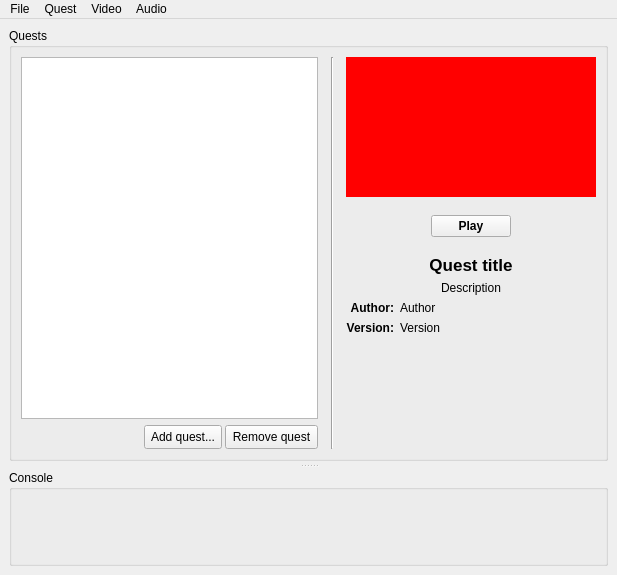
Qt form gui/src/main_window.ui (solarus-games/solarus) before a commit.
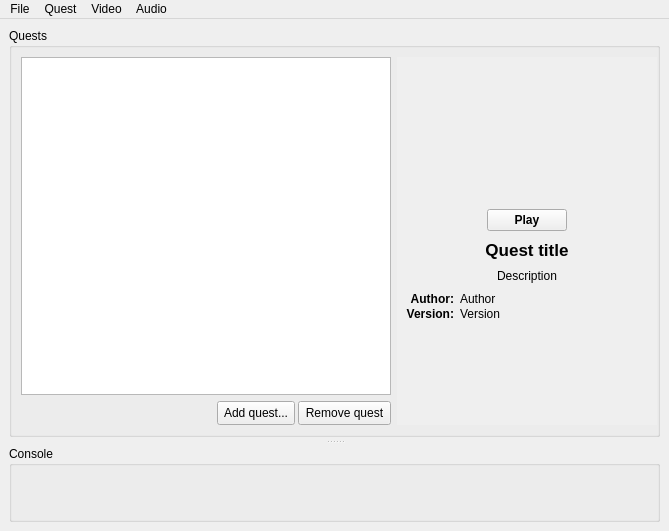
The same form after that commit. Icons and pictures are not drawn. Custom widgets are drawn as their Qt base class.

Commit message: Fix pixmap size and add scrollArea

```diff
--- a/gui/src/main_window.ui
+++ b/gui/src/main_window.ui
@@ -6,8 +6,8 @@
    <rect>
     <x>0</x>
     <y>0</y>
-    <width>617</width>
-    <height>575</height>
+    <width>669</width>
+    <height>531</height>
    </rect>
   </property>
   <property name="minimumSize">
@@ -45,12 +45,6 @@
        <number>9</number>
       </property>
       <widget class="QWidget" name="top_widget" native="true">
-       <property name="minimumSize">
-        <size>
-         <width>0</width>
-         <height>300</height>
-        </size>
-       </property>
        <layout class="QGridLayout" name="top_widget_layout" columnstretch="0,0">
         <property name="leftMargin">
          <number>0</number>
@@ -80,161 +74,107 @@
             <number>9</number>
            </property>
            <property name="rightMargin">
-            <number>9</number>
+            <number>0</number>
            </property>
            <property name="bottomMargin">
             <number>9</number>
            </property>
-           <item row="2" column="0">
-            <layout class="QHBoxLayout" name="quest_title_layout">
              <property name="spacing">
-              <number>3</number>
-             </property>
-             <property name="leftMargin">
-              <number>0</number>
+            <number>6</number>
+           </property>
+           <item row="0" column="0" rowspan="2">
+            <widget class="SolarusGui::QuestsView" name="quests_view">
+             <property name="editTriggers">
+              <set>QAbstractItemView::NoEditTriggers</set>
              </property>
-             <property name="topMargin">
-              <number>0</number>
+             <property name="showDropIndicator" stdset="0">
+              <bool>false</bool>
              </property>
-             <property name="rightMargin">
-              <number>0</number>
+             <property name="selectionMode">
+              <enum>QAbstractItemView::SingleSelection</enum>
              </property>
-             <property name="bottomMargin">
-              <number>0</number>
+             <property name="selectionBehavior">
+              <enum>QAbstractItemView::SelectRows</enum>
              </property>
-             <item>
-              <spacer name="horizontalSpacer">
-               <property name="orientation">
-                <enum>Qt::Horizontal</enum>
-               </property>
-               <property name="sizeHint" stdset="0">
-                <size>
-                 <width>0</width>
-                 <height>0</height>
-                </size>
-               </property>
-              </spacer>
-             </item>
-             <item>
-              <widget class="QToolButton" name="add_button">
-               <property name="sizePolicy">
-                <sizepolicy hsizetype="Fixed" vsizetype="Fixed">
-                 <horstretch>0</horstretch>
-                 <verstretch>0</verstretch>
-                </sizepolicy>
-               </property>
-               <property name="minimumSize">
-                <size>
-                 <width>24</width>
-                 <height>24</height>
-                </size>
-               </property>
-               <property name="toolTip">
-                <string>Add quest</string>
-               </property>
-               <property name="text">
-                <string>Add quest...</string>
-               </property>
-               <property name="icon">
-                <iconset resource="../resources/images.qrc">
-                 <normaloff>:/images/icon_add.png</normaloff>:/images/icon_add.png</iconset>
-               </property>
-               <property name="iconSize">
-                <size>
-                 <width>16</width>
-                 <height>16</height>
-                </size>
-               </property>
-               <property name="toolButtonStyle">
-                <enum>Qt::ToolButtonTextBesideIcon</enum>
-               </property>
-              </widget>
-             </item>
-             <item>
-              <widget class="QToolButton" name="remove_button">
-               <property name="sizePolicy">
-                <sizepolicy hsizetype="Fixed" vsizetype="Fixed">
-                 <horstretch>0</horstretch>
-                 <verstretch>0</verstretch>
-                </sizepolicy>
-               </property>
-               <property name="minimumSize">
-                <size>
-                 <width>24</width>
-                 <height>24</height>
-                </size>
-               </property>
-               <property name="toolTip">
-                <string>Remove quest</string>
-               </property>
-               <property name="text">
-                <string>Remove quest</string>
-               </property>
-               <property name="icon">
-                <iconset resource="../resources/images.qrc">
-                 <normaloff>:/images/icon_remove.png</normaloff>:/images/icon_remove.png</iconset>
-               </property>
-               <property name="iconSize">
-                <size>
-                 <width>16</width>
-                 <height>16</height>
-                </size>
-               </property>
-               <property name="toolButtonStyle">
-                <enum>Qt::ToolButtonTextBesideIcon</enum>
-               </property>
-              </widget>
-             </item>
-            </layout>
+             <property name="movement">
+              <enum>QListView::Static</enum>
+             </property>
+             <property name="spacing">
+              <number>0</number>
+             </property>
+             <property name="uniformItemSizes">
+              <bool>true</bool>
+             </property>
+            </widget>
            </item>
            <item row="0" column="1" rowspan="3">
-            <widget class="Line" name="line">
-             <property name="minimumSize">
-              <size>
-               <width>16</width>
-               <height>0</height>
-              </size>
-             </property>
-             <property name="orientation">
-              <enum>Qt::Vertical</enum>
-             </property>
-            </widget>
-           </item>
-           <item row="0" column="2" rowspan="3">
-            <widget class="QWidget" name="quest_info_panel" native="true">
+            <widget class="QScrollArea" name="quest_info_scrollarea">
              <property name="sizePolicy">
-              <sizepolicy hsizetype="Fixed" vsizetype="Preferred">
+              <sizepolicy hsizetype="Expanding" vsizetype="Expanding">
                <horstretch>0</horstretch>
                <verstretch>0</verstretch>
               </sizepolicy>
              </property>
              <property name="minimumSize">
               <size>
-               <width>250</width>
-               <height>0</height>
+               <width>260</width>
+               <height>340</height>
               </size>
              </property>
              <property name="maximumSize">
               <size>
-               <width>250</width>
+               <width>260</width>
                <height>16777215</height>
               </size>
              </property>
+             <property name="frameShape">
+              <enum>QFrame::NoFrame</enum>
+             </property>
+             <property name="frameShadow">
+              <enum>QFrame::Plain</enum>
+             </property>
+             <property name="verticalScrollBarPolicy">
+              <enum>Qt::ScrollBarAsNeeded</enum>
+             </property>
+             <property name="horizontalScrollBarPolicy">
+              <enum>Qt::ScrollBarAlwaysOff</enum>
+             </property>
+             <property name="widgetResizable">
+              <bool>true</bool>
+             </property>
+             <property name="alignment">
+              <set>Qt::AlignCenter</set>
+             </property>
+             <widget class="QWidget" name="quest_info_panel">
+              <property name="geometry">
+               <rect>
+                <x>0</x>
+                <y>0</y>
+                <width>260</width>
+                <height>365</height>
+               </rect>
+              </property>
+              <property name="sizePolicy">
+               <sizepolicy hsizetype="Preferred" vsizetype="Preferred">
+                <horstretch>0</horstretch>
+                <verstretch>0</verstretch>
+               </sizepolicy>
+              </property>
              <layout class="QVBoxLayout" name="verticalLayout_2">
               <property name="spacing">
-               <number>6</number>
+                <number>9</number>
               </property>
               <property name="leftMargin">
-               <number>0</number>
+                <number>9</number>
               </property>
               <property name="topMargin">
-               <number>0</number>
+                <number>3</number>
               </property>
               <property name="rightMargin">
-               <number>0</number>
+                <number>9</number>
               </property>
               <property name="bottomMargin">
-               <number>0</number>
+                <number>3</number>
               </property>
               <item>
                <widget class="QWidget" name="quest_box_container" native="true">
@@ -244,13 +184,28 @@
                   <verstretch>0</verstretch>
                  </sizepolicy>
                 </property>
-                <property name="styleSheet">
-                 <string notr="true">background: red;</string>
-                </property>
-                <layout class="QVBoxLayout" name="verticalLayout">
+                 <property name="minimumSize">
+                  <size>
+                   <width>0</width>
+                   <height>140</height>
+                  </size>
+                 </property>
+                 <property name="maximumSize">
+                  <size>
+                   <width>16777215</width>
+                   <height>140</height>
+                  </size>
+                 </property>
+                 <property name="focusPolicy">
+                  <enum>Qt::NoFocus</enum>
+                 </property>
+                 <layout class="QHBoxLayout" name="horizontalLayout">
                  <property name="spacing">
                   <number>0</number>
                  </property>
+                  <property name="sizeConstraint">
+                   <enum>QLayout::SetDefaultConstraint</enum>
+                  </property>
                  <property name="leftMargin">
                   <number>0</number>
                  </property>
@@ -263,58 +218,59 @@
                  <property name="bottomMargin">
                   <number>0</number>
                  </property>
+                  <item>
+                   <spacer name="horizontalSpacer_2">
+                    <property name="orientation">
+                     <enum>Qt::Horizontal</enum>
+                    </property>
+                    <property name="sizeHint" stdset="0">
+                     <size>
+                      <width>0</width>
+                      <height>0</height>
+                     </size>
+                    </property>
+                   </spacer>
+                  </item>
                  <item>
                   <widget class="QLabel" name="quest_box_label">
-                   <property name="sizePolicy">
-                    <sizepolicy hsizetype="Preferred" vsizetype="Fixed">
-                     <horstretch>0</horstretch>
-                     <verstretch>0</verstretch>
-                    </sizepolicy>
-                   </property>
                    <property name="minimumSize">
                     <size>
                      <width>200</width>
                      <height>140</height>
                     </size>
                    </property>
-                   <property name="maximumSize">
-                    <size>
-                     <width>16777215</width>
-                     <height>140</height>
-                    </size>
+                    <property name="focusPolicy">
+                     <enum>Qt::NoFocus</enum>
                    </property>
                    <property name="text">
                     <string/>
                    </property>
-                   <property name="alignment">
-                    <set>Qt::AlignCenter</set>
-                   </property>
-                  </widget>
-                 </item>
-                </layout>
                </widget>
               </item>
               <item>
-               <spacer name="verticalSpacer_1">
+                   <spacer name="horizontalSpacer_3">
                 <property name="orientation">
-                 <enum>Qt::Vertical</enum>
-                </property>
-                <property name="sizeType">
-                 <enum>QSizePolicy::Fixed</enum>
+                     <enum>Qt::Horizontal</enum>
                 </property>
                 <property name="sizeHint" stdset="0">
                  <size>
                   <width>0</width>
-                  <height>12</height>
+                      <height>0</height>
                  </size>
                 </property>
                </spacer>
+                  </item>
+                 </layout>
+                </widget>
               </item>
               <item>
                <layout class="QHBoxLayout" name="play_button_layout">
                 <property name="spacing">
                  <number>0</number>
                 </property>
+                 <property name="sizeConstraint">
+                  <enum>QLayout::SetDefaultConstraint</enum>
+                 </property>
                 <property name="leftMargin">
                  <number>0</number>
                 </property>
@@ -384,24 +340,14 @@
                 </item>
                </layout>
               </item>
-              <item>
-               <spacer name="verticalSpacer_2">
-                <property name="orientation">
-                 <enum>Qt::Vertical</enum>
-                </property>
-                <property name="sizeType">
-                 <enum>QSizePolicy::Fixed</enum>
-                </property>
-                <property name="sizeHint" stdset="0">
-                 <size>
-                  <width>0</width>
-                  <height>12</height>
-                 </size>
-                </property>
-               </spacer>
-              </item>
               <item>
                <widget class="QLabel" name="quest_title_value">
+                 <property name="sizePolicy">
+                  <sizepolicy hsizetype="Preferred" vsizetype="Fixed">
+                   <horstretch>0</horstretch>
+                   <verstretch>0</verstretch>
+                  </sizepolicy>
+                 </property>
                 <property name="text">
                  <string>Quest title</string>
                 </property>
@@ -415,6 +361,12 @@
               </item>
               <item>
                <widget class="QLabel" name="quest_long_description_value">
+                 <property name="sizePolicy">
+                  <sizepolicy hsizetype="Preferred" vsizetype="Fixed">
+                   <horstretch>0</horstretch>
+                   <verstretch>0</verstretch>
+                  </sizepolicy>
+                 </property>
                 <property name="text">
                  <string>Description</string>
                 </property>
@@ -428,6 +380,9 @@
               </item>
               <item>
                <layout class="QGridLayout" name="quest_infos_layout" columnstretch="0,1">
+                 <property name="sizeConstraint">
+                  <enum>QLayout::SetDefaultConstraint</enum>
+                 </property>
                 <property name="leftMargin">
                  <number>0</number>
                 </property>
@@ -440,6 +395,12 @@
                 <property name="bottomMargin">
                  <number>0</number>
                 </property>
+                 <property name="horizontalSpacing">
+                  <number>6</number>
+                 </property>
+                 <property name="verticalSpacing">
+                  <number>1</number>
+                 </property>
                 <item row="0" column="0">
                  <widget class="QLabel" name="quest_author_label">
                   <property name="text">
@@ -452,6 +413,12 @@
                 </item>
                 <item row="0" column="1">
                  <widget class="QLabel" name="quest_author_value">
+                   <property name="sizePolicy">
+                    <sizepolicy hsizetype="Preferred" vsizetype="Fixed">
+                     <horstretch>0</horstretch>
+                     <verstretch>0</verstretch>
+                    </sizepolicy>
+                   </property>
                   <property name="text">
                    <string>Author</string>
                   </property>
@@ -475,6 +442,12 @@
                 </item>
                 <item row="1" column="1">
                  <widget class="QLabel" name="quest_version_value">
+                   <property name="sizePolicy">
+                    <sizepolicy hsizetype="Preferred" vsizetype="Fixed">
+                     <horstretch>0</horstretch>
+                     <verstretch>0</verstretch>
+                    </sizepolicy>
+                   </property>
                   <property name="text">
                    <string>Version</string>
                   </property>
@@ -500,31 +473,109 @@
               </item>
              </layout>
             </widget>
+            </widget>
            </item>
-           <item row="0" column="0" rowspan="2">
-            <widget class="SolarusGui::QuestsView" name="quests_view">
-             <property name="editTriggers">
-              <set>QAbstractItemView::NoEditTriggers</set>
-             </property>
-             <property name="showDropIndicator" stdset="0">
-              <bool>false</bool>
-             </property>
-             <property name="selectionMode">
-              <enum>QAbstractItemView::SingleSelection</enum>
-             </property>
-             <property name="selectionBehavior">
-              <enum>QAbstractItemView::SelectRows</enum>
-             </property>
-             <property name="movement">
-              <enum>QListView::Static</enum>
-             </property>
+           <item row="2" column="0">
+            <layout class="QHBoxLayout" name="quest_buttons_layout" stretch="0,1,1">
              <property name="spacing">
+              <number>3</number>
+             </property>
+             <property name="leftMargin">
               <number>0</number>
              </property>
-             <property name="uniformItemSizes">
-              <bool>true</bool>
+             <property name="topMargin">
+              <number>0</number>
              </property>
-            </widget>
+             <property name="rightMargin">
+              <number>0</number>
+             </property>
+             <property name="bottomMargin">
+              <number>0</number>
+             </property>
+             <item>
+              <spacer name="horizontalSpacer">
+               <property name="orientation">
+                <enum>Qt::Horizontal</enum>
+               </property>
+               <property name="sizeHint" stdset="0">
+                <size>
+                 <width>0</width>
+                 <height>0</height>
+                </size>
+               </property>
+              </spacer>
+             </item>
+             <item>
+              <widget class="QToolButton" name="add_button">
+               <property name="sizePolicy">
+                <sizepolicy hsizetype="Fixed" vsizetype="Fixed">
+                 <horstretch>0</horstretch>
+                 <verstretch>0</verstretch>
+                </sizepolicy>
+               </property>
+               <property name="minimumSize">
+                <size>
+                 <width>24</width>
+                 <height>24</height>
+                </size>
+               </property>
+               <property name="toolTip">
+                <string>Add quest</string>
+               </property>
+               <property name="text">
+                <string>Add quest...</string>
+               </property>
+               <property name="icon">
+                <iconset resource="../resources/images.qrc">
+                 <normaloff>:/images/icon_add.png</normaloff>:/images/icon_add.png</iconset>
+               </property>
+               <property name="iconSize">
+                <size>
+                 <width>16</width>
+                 <height>16</height>
+                </size>
+               </property>
+               <property name="toolButtonStyle">
+                <enum>Qt::ToolButtonTextBesideIcon</enum>
+               </property>
+              </widget>
+             </item>
+             <item>
+              <widget class="QToolButton" name="remove_button">
+               <property name="sizePolicy">
+                <sizepolicy hsizetype="Fixed" vsizetype="Fixed">
+                 <horstretch>0</horstretch>
+                 <verstretch>0</verstretch>
+                </sizepolicy>
+               </property>
+               <property name="minimumSize">
+                <size>
+                 <width>24</width>
+                 <height>24</height>
+                </size>
+               </property>
+               <property name="toolTip">
+                <string>Remove quest</string>
+               </property>
+               <property name="text">
+                <string>Remove quest</string>
+               </property>
+               <property name="icon">
+                <iconset resource="../resources/images.qrc">
+                 <normaloff>:/images/icon_remove.png</normaloff>:/images/icon_remove.png</iconset>
+               </property>
+               <property name="iconSize">
+                <size>
+                 <width>16</width>
+                 <height>16</height>
+                </size>
+               </property>
+               <property name="toolButtonStyle">
+                <enum>Qt::ToolButtonTextBesideIcon</enum>
+               </property>
+              </widget>
+             </item>
+            </layout>
            </item>
           </layout>
          </widget>
@@ -578,7 +629,7 @@
     <rect>
      <x>0</x>
      <y>0</y>
-     <width>617</width>
+     <width>669</width>
      <height>27</height>
     </rect>
    </property>
```
Left out of the diff: 7 changed lines with no effect on the pictures. Lines whose indentation alone changed are shown as unchanged.
